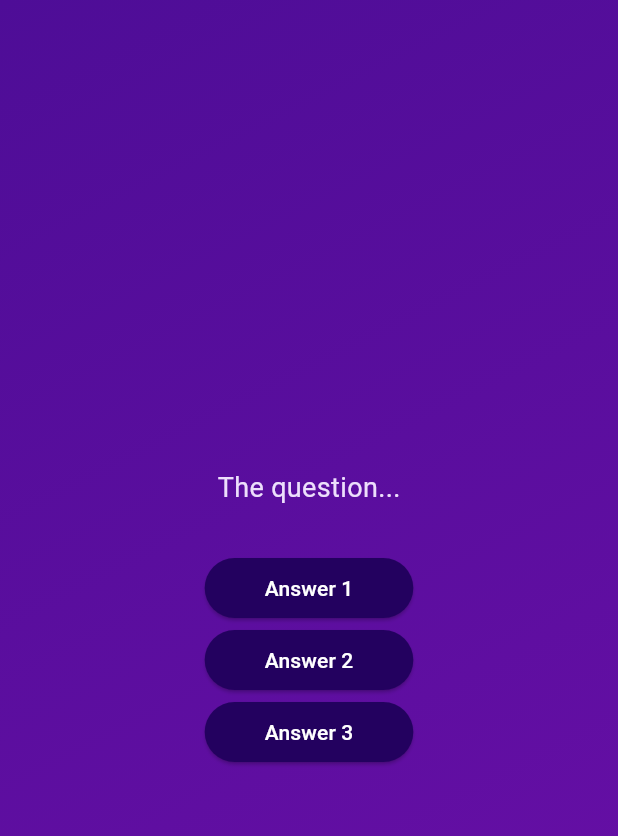
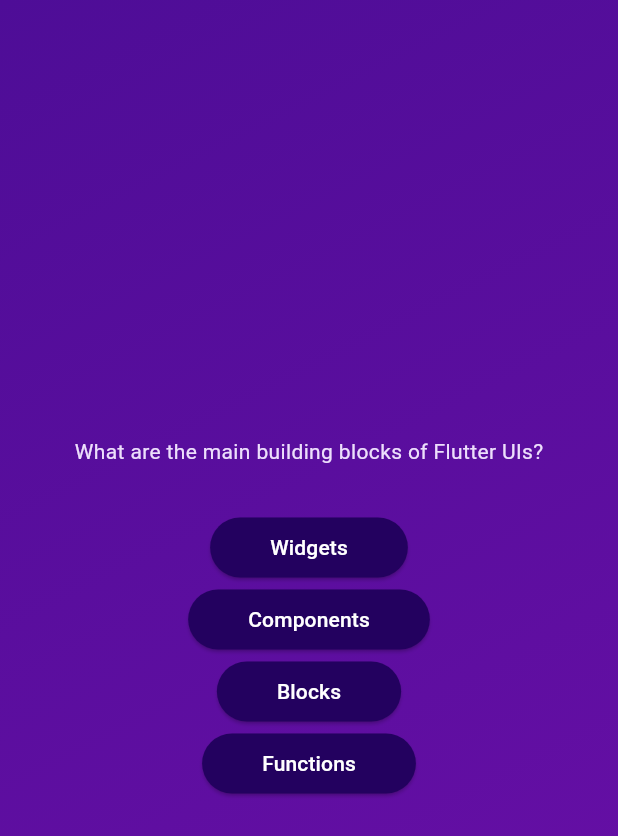
Before and after one commit to matthewserafica01/quiz_app, a Flutter app: the screen it shows after launch, after a tap on "Start Quiz", on a phone screen of 412 x 824 dp. Shown: the top 836 px of the screen. Run offline on Flutter 3.47's test engine with Material 3 defaults, Android fonts, the phone set to English and light mode, and no system bars.

Commit message:
update questions_screen added questions and answers for the question screen widget

```diff
--- a/quiz/lib/questions_screen.dart
+++ b/quiz/lib/questions_screen.dart
@@ -1,5 +1,6 @@
 import 'package:flutter/material.dart';
 import 'package:quiz/answer_button.dart';
+import 'package:quiz/data/questions.dart';
 
 class QuestionsScreen extends StatefulWidget {
   const QuestionsScreen({super.key});
@@ -17,31 +18,37 @@ void test() {
 class _QuestionsScreenState extends State<QuestionsScreen> {
   @override
   Widget build(context) {
-    return const SizedBox(
+    final currentQuestion = questions[0];
+
+    return SizedBox(
       width: double.infinity,
       child: Column(
         mainAxisAlignment: MainAxisAlignment.center,
         children: [
           Text(
-            'The question...',
-            style: TextStyle(
+            currentQuestion.text,
+            style: const TextStyle(
               color: Color.fromARGB(255, 237, 223, 252),
-              fontSize: 18,
+              fontSize: 14,
             ),
           ),
-          SizedBox(
+          const SizedBox(
             height: 30,
           ),
           AnswerButton(
-            answerText: 'Answer 1',
+            answerText: currentQuestion.answers[0],
             onTap: test,
           ),
           AnswerButton(
-            answerText: 'Answer 2',
+            answerText: currentQuestion.answers[1],
             onTap: test,
           ),
           AnswerButton(
-            answerText: 'Answer 3',
+            answerText: currentQuestion.answers[2],
+            onTap: test,
+          ),
+          AnswerButton(
+            answerText: currentQuestion.answers[3],
             onTap: test,
           ),
         ],
```
